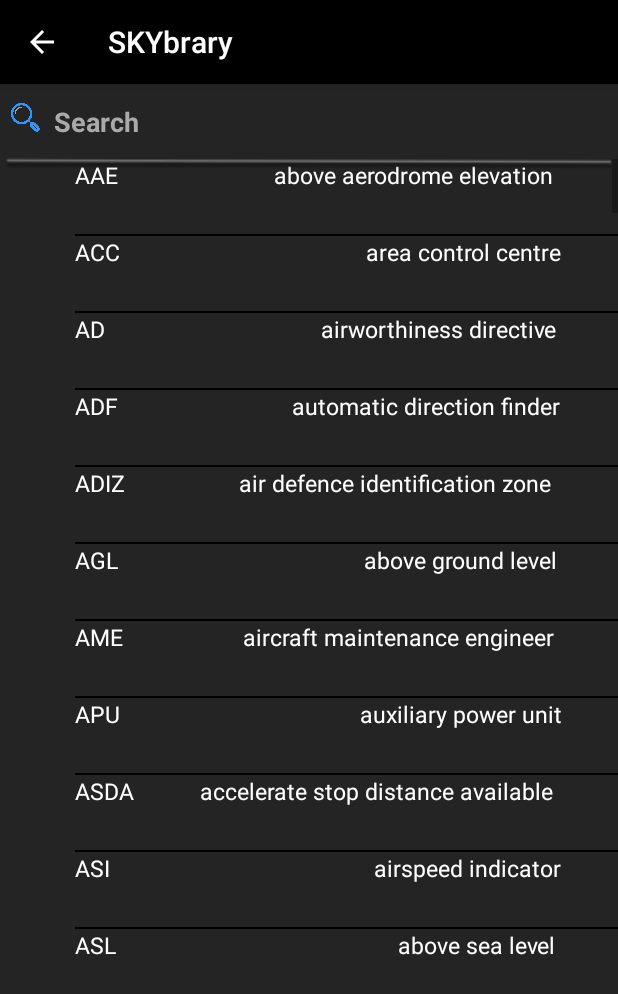
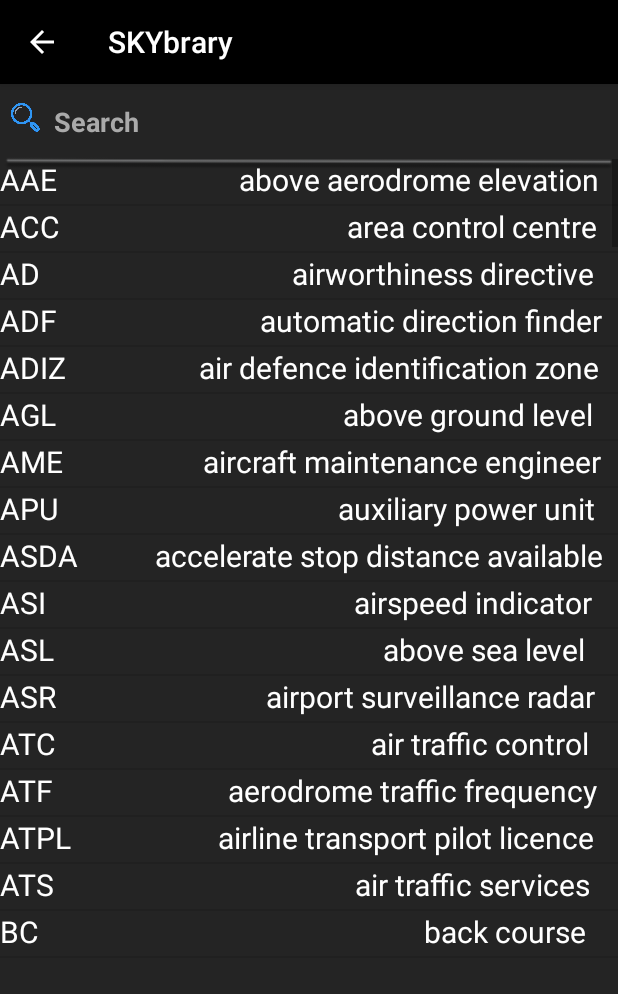
Before and after one commit to dorynakad/Pilot-Companion-App, an Android app: the DictionaryActivity screen opened directly, with no data from a screen before it, on a phone screen of 412 x 824 dp. Shown: the top 994 px of the screen. Run offline under Robolectric (Android 15) with nearby library versions, the phone set to English and light mode, and no system bars.

Commit message:
koko/stuff/ignore

```diff
--- a/app/src/main/java/com/juliachihata/co_pilot/DictionaryActivity.java
+++ b/app/src/main/java/com/juliachihata/co_pilot/DictionaryActivity.java
@@ -169,9 +169,6 @@
         names.add("TODA                       take-off distance available");
         names.add("TORA                                 take-off run available");
         names.add("TOT                           turbine outlet temperature");
-
-
-
         names.add("UHF                                       ultrahigh frequency");
         names.add("UNICOM                   universal communications");
         names.add("UTC                      Co-Ordinated Universal Time");
--- a/app/src/main/res/layout/activity_dictionary.xml
+++ b/app/src/main/res/layout/activity_dictionary.xml
@@ -51,11 +51,9 @@
         android:layout_alignParentLeft="true"
         android:layout_alignParentEnd="true"
         android:layout_alignParentRight="true"
+
+
         android:background="@drawable/bg"
-        android:divider="@android:color/black"
-        android:dividerHeight="1dp"
-        android:headerDividersEnabled="true"
-        android:layout_marginLeft="50dp"
         />
 
     <ImageView
--- a/app/src/main/res/layout/dictionary_text_edit.xml
+++ b/app/src/main/res/layout/dictionary_text_edit.xml
@@ -6,8 +6,8 @@
 <TextView
     xmlns:android="http://schemas.android.com/apk/res/android"
     android:layout_width="wrap_content"
-    android:layout_height="50dp"
-    android:textSize="15dp"
+    android:layout_height="30dp"
+    android:textSize="20dp"
     android:textColor="@android:color/white"
     android:layout_alignParentLeft="true"
     android:lines="1"
```
Also changed, not shown: app/src/main/res/layout/activity_logbook.xml (+5 -3 lines).
